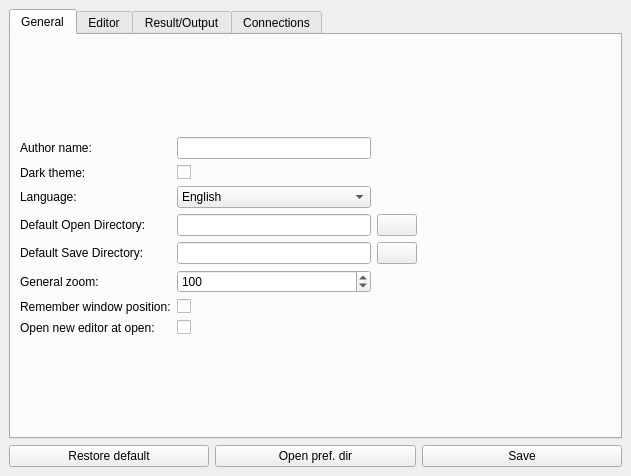
The window that source/qtdesigner/preferences_ui.ui (MValaguz/MSql) describes before a commit, drawn with Qt 5.
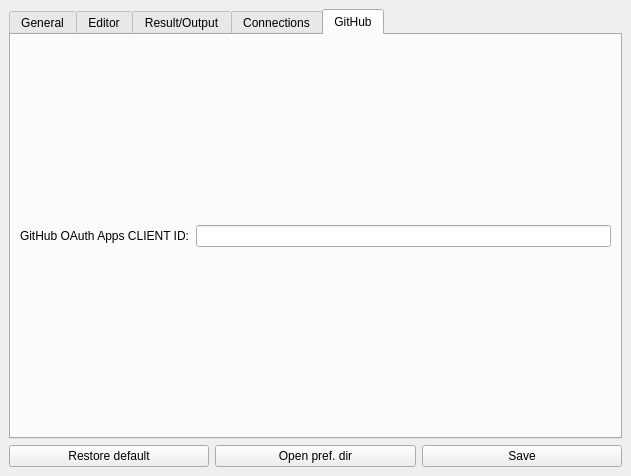
The same window after the commit. Icons and pictures are not drawn. Custom widgets are drawn as their Qt base class.

What changed in the file:
```diff
--- a/source/qtdesigner/preferences_ui.ui
+++ b/source/qtdesigner/preferences_ui.ui
@@ -22,7 +22,7 @@
     <item row="0" column="0">
      <widget class="QTabWidget" name="o_tab_widget">
       <property name="currentIndex">
-       <number>0</number>
+       <number>4</number>
       </property>
       <widget class="QWidget" name="general">
        <attribute name="title">
@@ -770,6 +770,27 @@
         </item>
        </layout>
       </widget>
+      <widget class="QWidget" name="github">
+       <attribute name="title">
+        <string notr="true">GitHub</string>
+       </attribute>
+       <layout class="QGridLayout" name="gridLayout_9">
+        <item row="0" column="0">
+         <layout class="QHBoxLayout" name="horizontalLayout_8">
+          <item>
+           <widget class="QLabel" name="label_27">
+            <property name="text">
+             <string>GitHub OAuth Apps CLIENT ID:</string>
+            </property>
+           </widget>
+          </item>
+          <item>
+           <widget class="QLineEdit" name="e_github_client_id"/>
+          </item>
+         </layout>
+        </item>
+       </layout>
+      </widget>
      </widget>
     </item>
     <item row="1" column="0">
```
